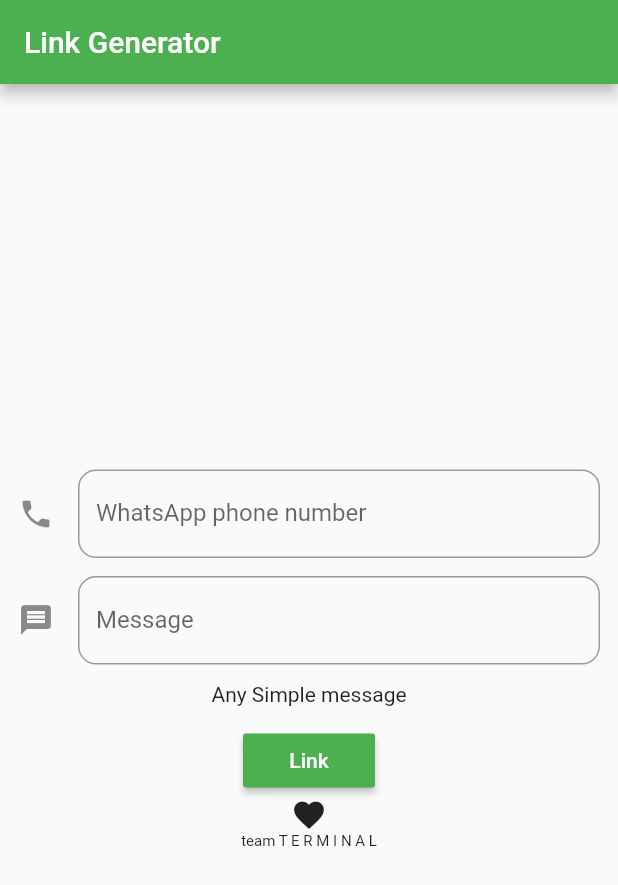
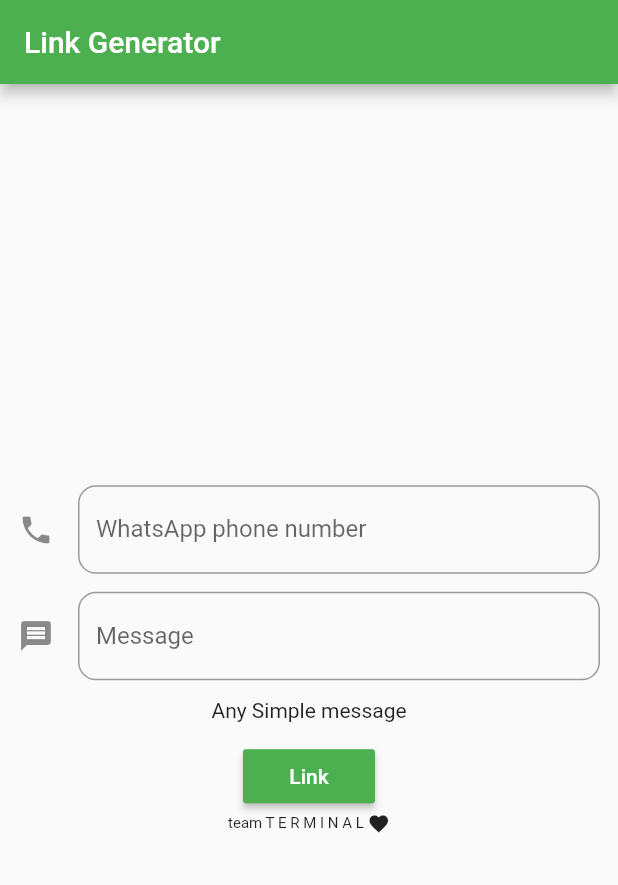
Before and after one commit to rubenshibu/whatsapplinkgeneartor, a Flutter app: the screen it shows after launch, on a phone screen of 412 x 824 dp. Shown: the top 885 px of the screen. Run offline on Flutter 3.47's test engine with Material 2 defaults, Android fonts, the phone set to English and light mode, and no system bars; our stand-ins replace share.

Commit message:
features added :sparkles:

```diff
--- a/lib/main.dart
+++ b/lib/main.dart
@@ -116,17 +116,16 @@ class _MyHomePageState extends State<MyHomePage> {
                   _showDialog(url);
                 },
               ),
-              Icon(Icons.favorite),
-              Container(
-                // margin: EdgeInsets.only(top: 100.0),
-                child:
-                Text('team T E R M I N A L',
+              Wrap(
+                crossAxisAlignment: WrapCrossAlignment.center,
+                children: <Widget>[
+                  Text('team T E R M I N A L ',
                   style: TextStyle(
-
-                    fontSize: 10,
-                  ),
-                ),
-    ),
+                    fontSize: 10.0,
+                  ),),
+                  Icon(Icons.favorite,size: 15.0,),
+                ],
+              )
             ],
           ),
         ),
```
